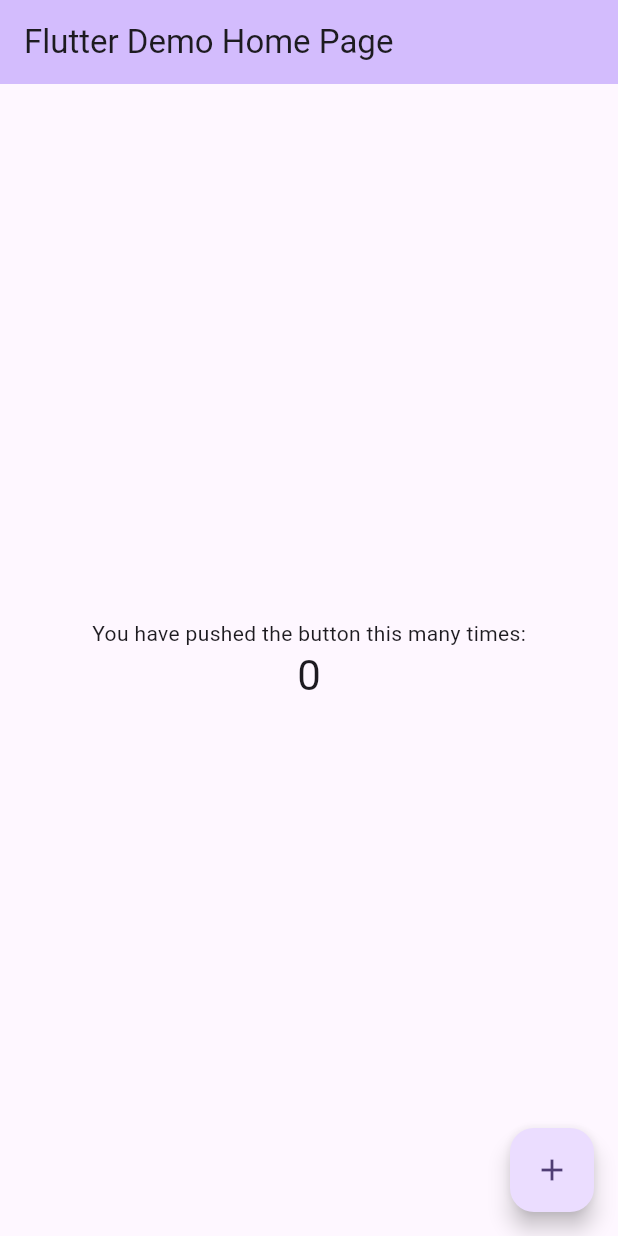
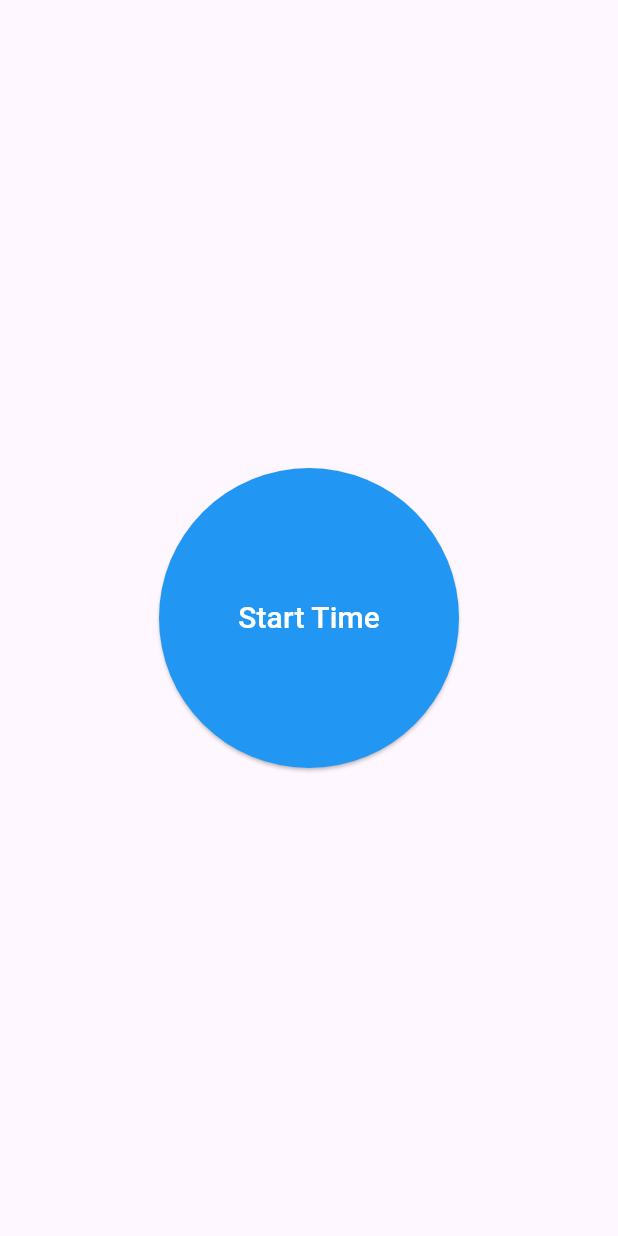
Before and after one commit to YounisAzizi/offline-mode, a Flutter app: the screen it shows after launch, on a phone screen of 412 x 824 dp. Run offline on Flutter 3.47's test engine with Material 3 defaults, Android fonts, the phone set to English and light mode, and no system bars; our stand-ins replace flutter_riverpod, internet_connection_checker_plus, sqflite; accounts and stored records are empty.

Commit message:
work on sqflite

```diff
--- a/lib/const/const.dart
+++ b/lib/const/const.dart
@@ -0,0 +1 @@
+const String currentUserId = 'CurrentUserId';
--- a/lib/main.dart
+++ b/lib/main.dart
@@ -1,125 +1,25 @@
 import 'package:flutter/material.dart';
+import 'package:flutter_riverpod/flutter_riverpod.dart';
+import 'package:offline_mode/screens/home_screen.dart';
 
 void main() {
-  runApp(const MyApp());
+  runApp(const ProviderScope(child: MyApp()));
 }
 
 class MyApp extends StatelessWidget {
   const MyApp({super.key});
 
-  // This widget is the root of your application.
   @override
   Widget build(BuildContext context) {
     return MaterialApp(
+      debugShowCheckedModeBanner: false,
       title: 'Flutter Demo',
       theme: ThemeData(
-        // This is the theme of your application.
-        //
-        // TRY THIS: Try running your application with "flutter run". You'll see
-        // the application has a purple toolbar. Then, without quitting the app,
-        // try changing the seedColor in the colorScheme below to Colors.green
-        // and then invoke "hot reload" (save your changes or press the "hot
-        // reload" button in a Flutter-supported IDE, or press "r" if you used
-        // the command line to start the app).
-        //
-        // Notice that the counter didn't reset back to zero; the application
-        // state is not lost during the reload. To reset the state, use hot
-        // restart instead.
-        //
-        // This works for code too, not just values: Most code changes can be
-        // tested with just a hot reload.
+
         colorScheme: ColorScheme.fromSeed(seedColor: Colors.deepPurple),
         useMaterial3: true,
       ),
-      home: const MyHomePage(title: 'Flutter Demo Home Page'),
+      home: const HomeScreen(),
     );
   }
 }
-
-class MyHomePage extends StatefulWidget {
-  const MyHomePage({super.key, required this.title});
-
-  // This widget is the home page of your application. It is stateful, meaning
-  // that it has a State object (defined below) that contains fields that affect
-  // how it looks.
-
-  // This class is the configuration for the state. It holds the values (in this
-  // case the title) provided by the parent (in this case the App widget) and
-  // used by the build method of the State. Fields in a Widget subclass are
-  // always marked "final".
-
-  final String title;
-
-  @override
-  State<MyHomePage> createState() => _MyHomePageState();
-}
-
-class _MyHomePageState extends State<MyHomePage> {
-  int _counter = 0;
-
-  void _incrementCounter() {
-    setState(() {
-      // This call to setState tells the Flutter framework that something has
-      // changed in this State, which causes it to rerun the build method below
-      // so that the display can reflect the updated values. If we changed
-      // _counter without calling setState(), then the build method would not be
-      // called again, and so nothing would appear to happen.
-      _counter++;
-    });
-  }
-
-  @override
-  Widget build(BuildContext context) {
-    // This method is rerun every time setState is called, for instance as done
-    // by the _incrementCounter method above.
-    //
-    // The Flutter framework has been optimized to make rerunning build methods
-    // fast, so that you can just rebuild anything that needs updating rather
-    // than having to individually change instances of widgets.
-    return Scaffold(
-      appBar: AppBar(
-        // TRY THIS: Try changing the color here to a specific color (to
-        // Colors.amber, perhaps?) and trigger a hot reload to see the AppBar
-        // change color while the other colors stay the same.
-        backgroundColor: Theme.of(context).colorScheme.inversePrimary,
-        // Here we take the value from the MyHomePage object that was created by
-        // the App.build method, and use it to set our appbar title.
-        title: Text(widget.title),
-      ),
-      body: Center(
-        // Center is a layout widget. It takes a single child and positions it
-        // in the middle of the parent.
-        child: Column(
-          // Column is also a layout widget. It takes a list of children and
-          // arranges them vertically. By default, it sizes itself to fit its
-          // children horizontally, and tries to be as tall as its parent.
-          //
-          // Column has various properties to control how it sizes itself and
-          // how it positions its children. Here we use mainAxisAlignment to
-          // center the children vertically; the main axis here is the vertical
-          // axis because Columns are vertical (the cross axis would be
-          // horizontal).
-          //
-          // TRY THIS: Invoke "debug painting" (choose the "Toggle Debug Paint"
-          // action in the IDE, or press "p" in the console), to see the
-          // wireframe for each widget.
-          mainAxisAlignment: MainAxisAlignment.center,
-          children: <Widget>[
-            const Text(
-              'You have pushed the button this many times:',
-            ),
-            Text(
-              '$_counter',
-              style: Theme.of(context).textTheme.headlineMedium,
-            ),
-          ],
-        ),
-      ),
-      floatingActionButton: FloatingActionButton(
-        onPressed: _incrementCounter,
-        tooltip: 'Increment',
-        child: const Icon(Icons.add),
-      ), // This trailing comma makes auto-formatting nicer for build methods.
-    );
-  }
-}
--- /dev/null
+++ b/lib/providers/screen/home_screen_provider.dart
@@ -0,0 +1,17 @@
+import 'package:flutter/material.dart';
+import 'package:flutter_riverpod/flutter_riverpod.dart';
+
+final isTimeStartedProvider = ChangeNotifierProvider((ref) {
+  return HomeScreenProvider();
+},);
+
+class HomeScreenProvider with ChangeNotifier{
+
+bool _isTimeStarted = true;
+bool get isTimeStarted => _isTimeStarted;
+
+void toggleIsStarted(){
+  _isTimeStarted = !_isTimeStarted;
+  notifyListeners();
+}
+}
--- /dev/null
+++ b/lib/screens/home_screen.dart
@@ -0,0 +1,60 @@
+import 'package:flutter/material.dart';
+import 'package:flutter_riverpod/flutter_riverpod.dart';
+import 'package:offline_mode/const/const.dart';
+import 'package:offline_mode/providers/data/user_local_store_provider.dart';
+import 'package:offline_mode/widgets/button_widget.dart';
+import '../models/user_model.dart';
+import '../providers/data/network_checker_provider.dart';
+import '../providers/screen/home_screen_provider.dart';
+
+class HomeScreen extends ConsumerWidget {
+  const HomeScreen({super.key});
+
+  @override
+  Widget build(BuildContext context, WidgetRef ref) {
+    final isStarted = ref.watch(isTimeStartedProvider).isTimeStarted;
+    final isInternetConnected = ref.watch(networkCheckerProvider).isConnected;
+
+    return Scaffold(
+      body: Center(
+        child: Column(
+          mainAxisAlignment: MainAxisAlignment.center,
+          crossAxisAlignment: CrossAxisAlignment.center,
+          children: [
+            ButtonWidget(
+              text: isStarted ? 'Start Time' : 'End Time',
+              onPressed: () async {
+                if(isInternetConnected){
+                  print('Internet is connected');
+                }else{
+                  if (isStarted) {
+                    await ref
+                        .read(userLocalStoreProvider.notifier)
+                        .insertUser(defaultUserModel);
+                  }
+                  else {
+                    await ref
+                        .read(userLocalStoreProvider.notifier)
+                        .updateUserEndTime(currentUserId, DateTime.now());
+                  }
+                  final users = ref.watch(userLocalStoreProvider).users;
+                  for (var e in users) {
+                    print('id: ${e.id}');
+                    print('name: ${e.name}');
+                    print('last name: ${e.lastName}');
+                    print('start time: ${e.startTime}');
+                    print('end time: ${e.endTime}');
+                  }
+                  print(users.length);
+
+                  ref.read(isTimeStartedProvider.notifier).toggleIsStarted();
+                }
+
+              },
+            ),
+          ],
+        ),
+      ),
+    );
+  }
+}
--- /dev/null
+++ b/lib/widgets/button_widget.dart
@@ -0,0 +1,24 @@
+import 'package:flutter/material.dart';
+import 'package:flutter_riverpod/flutter_riverpod.dart';
+
+class ButtonWidget extends ConsumerWidget {
+  final String text;
+  final void Function()? onPressed;
+  const ButtonWidget({super.key,required this.text,required this.onPressed});
+
+  @override
+  Widget build(BuildContext context,WidgetRef ref) {
+    return ElevatedButton(
+      style: ElevatedButton.styleFrom(
+        backgroundColor: Colors.blue,
+        fixedSize: const Size(200, 200)
+      ),
+      onPressed: onPressed,
+      child:  Text(text,
+      style: const TextStyle(
+        color: Colors.white,
+        fontSize: 20,
+      ),),
+    );
+  }
+}
--- a/pubspec.yaml
+++ b/pubspec.yaml
@@ -35,6 +35,10 @@ dependencies:
   # The following adds the Cupertino Icons font to your application.
   # Use with the CupertinoIcons class for iOS style icons.
   cupertino_icons: ^1.0.6
+  sqflite: ^2.3.3+1
+  path: ^1.9.0
+  flutter_riverpod: ^2.5.1
+  internet_connection_checker_plus: ^2.5.0
 
 dev_dependencies:
   flutter_test:
```
Also changed, not shown: lib/models/user_model.dart (added, +64 -0 lines), lib/providers/data/network_checker_provider.dart (added, +51 -0 lines), lib/providers/data/user_local_store_provider.dart (added, +32 -0 lines), lib/repositories/database.dart (added, +61 -0 lines), pubspec.lock, 1 other file.
